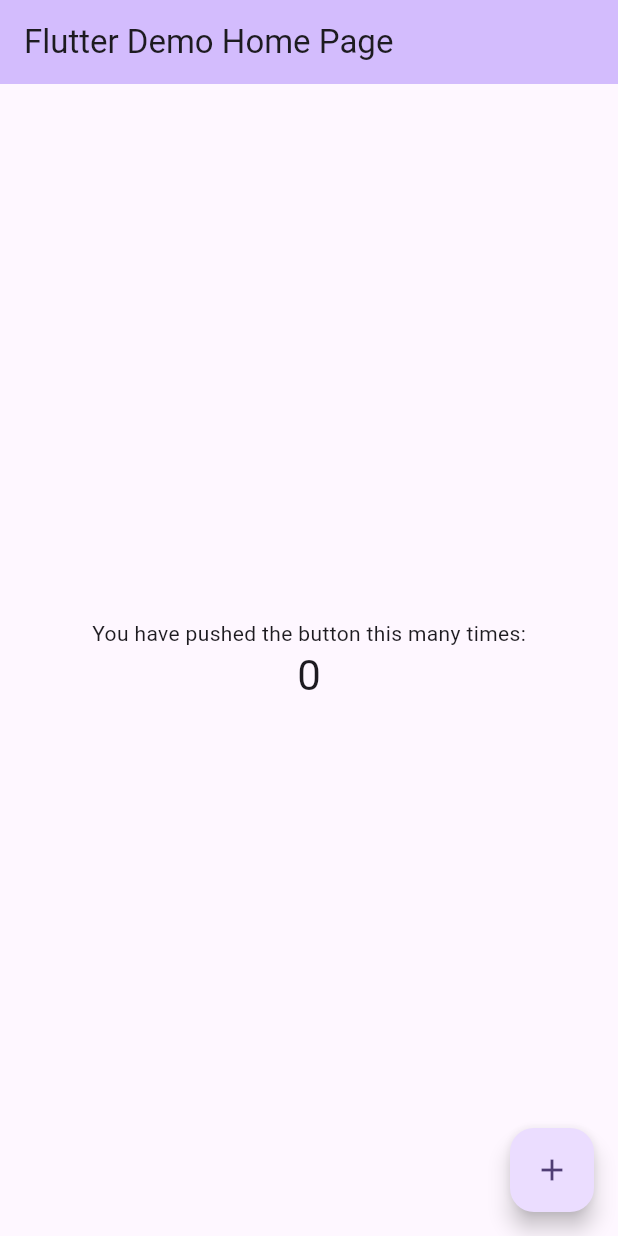
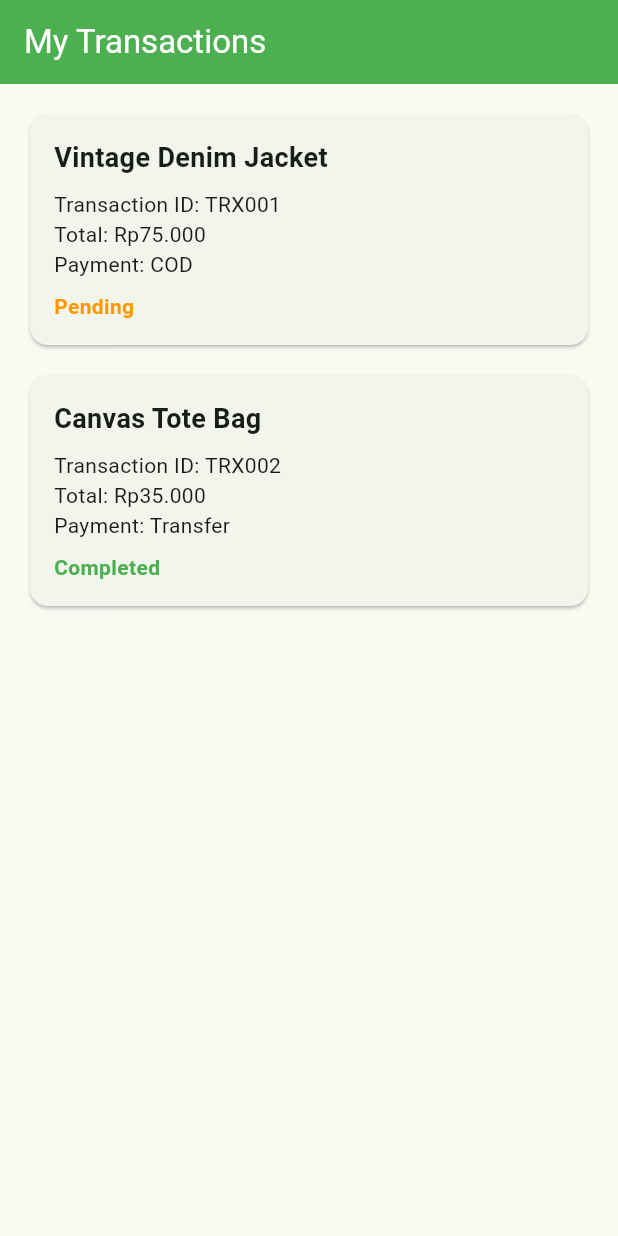
Before and after one commit to Tugas-Kelompok-C10/Yelloved_Mobile, a Flutter app: the screen it shows after launch, on a phone screen of 412 x 824 dp. Run offline on Flutter 3.47's test engine with Material 3 defaults, Android fonts, the phone set to English and light mode, and no system bars.

Commit message:
feat: add payment and transaction module

```diff
--- a/lib/main.dart
+++ b/lib/main.dart
@@ -1,4 +1,5 @@
 import 'package:flutter/material.dart';
+import 'transactions/transaction_page.dart';
 
 void main() {
   runApp(const MyApp());
@@ -7,116 +8,18 @@ void main() {
 class MyApp extends StatelessWidget {
   const MyApp({super.key});
 
-  // This widget is the root of your application.
   @override
   Widget build(BuildContext context) {
     return MaterialApp(
-      title: 'Flutter Demo',
+      debugShowCheckedModeBanner: false,
+      title: 'Yelloved',
       theme: ThemeData(
-        // This is the theme of your application.
-        //
-        // TRY THIS: Try running your application with "flutter run". You'll see
-        // the application has a purple toolbar. Then, without quitting the app,
-        // try changing the seedColor in the colorScheme below to Colors.green
-        // and then invoke "hot reload" (save your changes or press the "hot
-        // reload" button in a Flutter-supported IDE, or press "r" if you used
-        // the command line to start the app).
-        //
-        // Notice that the counter didn't reset back to zero; the application
-        // state is not lost during the reload. To reset the state, use hot
-        // restart instead.
-        //
-        // This works for code too, not just values: Most code changes can be
-        // tested with just a hot reload.
-        colorScheme: .fromSeed(seedColor: Colors.deepPurple),
+        colorScheme: ColorScheme.fromSeed(
+          seedColor: Colors.green,
+        ),
+        useMaterial3: true,
       ),
-      home: const MyHomePage(title: 'Flutter Demo Home Page'),
+      home: const TransactionPage(),
     );
   }
 }
-
-class MyHomePage extends StatefulWidget {
-  const MyHomePage({super.key, required this.title});
-
-  // This widget is the home page of your application. It is stateful, meaning
-  // that it has a State object (defined below) that contains fields that affect
-  // how it looks.
-
-  // This class is the configuration for the state. It holds the values (in this
-  // case the title) provided by the parent (in this case the App widget) and
-  // used by the build method of the State. Fields in a Widget subclass are
-  // always marked "final".
-
-  final String title;
-
-  @override
-  State<MyHomePage> createState() => _MyHomePageState();
-}
-
-class _MyHomePageState extends State<MyHomePage> {
-  int _counter = 0;
-
-  void _incrementCounter() {
-    setState(() {
-      // This call to setState tells the Flutter framework that something has
-      // changed in this State, which causes it to rerun the build method below
-      // so that the display can reflect the updated values. If we changed
-      // _counter without calling setState(), then the build method would not be
-      // called again, and so nothing would appear to happen.
-      _counter++;
-    });
-  }
-
-  @override
-  Widget build(BuildContext context) {
-    // This method is rerun every time setState is called, for instance as done
-    // by the _incrementCounter method above.
-    //
-    // The Flutter framework has been optimized to make rerunning build methods
-    // fast, so that you can just rebuild anything that needs updating rather
-    // than having to individually change instances of widgets.
-    return Scaffold(
-      appBar: AppBar(
-        // TRY THIS: Try changing the color here to a specific color (to
-        // Colors.amber, perhaps?) and trigger a hot reload to see the AppBar
-        // change color while the other colors stay the same.
-        backgroundColor: Theme.of(context).colorScheme.inversePrimary,
-        // Here we take the value from the MyHomePage object that was created by
-        // the App.build method, and use it to set our appbar title.
-        title: Text(widget.title),
-      ),
-      body: Center(
-        // Center is a layout widget. It takes a single child and positions it
-        // in the middle of the parent.
-        child: Column(
-          // Column is also a layout widget. It takes a list of children and
-          // arranges them vertically. By default, it sizes itself to fit its
-          // children horizontally, and tries to be as tall as its parent.
-          //
-          // Column has various properties to control how it sizes itself and
-          // how it positions its children. Here we use mainAxisAlignment to
-          // center the children vertically; the main axis here is the vertical
-          // axis because Columns are vertical (the cross axis would be
-          // horizontal).
-          //
-          // TRY THIS: Invoke "debug painting" (choose the "Toggle Debug Paint"
-          // action in the IDE, or press "p" in the console), to see the
-          // wireframe for each widget.
-          mainAxisAlignment: .center,
-          children: [
-            const Text('You have pushed the button this many times:'),
-            Text(
-              '$_counter',
-              style: Theme.of(context).textTheme.headlineMedium,
-            ),
-          ],
-        ),
-      ),
-      floatingActionButton: FloatingActionButton(
-        onPressed: _incrementCounter,
-        tooltip: 'Increment',
-        child: const Icon(Icons.add),
-      ),
-    );
-  }
-}
--- /dev/null
+++ b/lib/transactions/transaction_page.dart
@@ -0,0 +1,78 @@
+
+import 'package:flutter/material.dart';
+
+class TransactionPage extends StatelessWidget {
+  const TransactionPage({super.key});
+
+  @override
+  Widget build(BuildContext context) {
+    return Scaffold(
+      appBar: AppBar(
+        title: const Text('My Transactions'),
+        backgroundColor: Colors.green,
+        foregroundColor: Colors.white,
+      ),
+      body: ListView(
+        padding: const EdgeInsets.all(16),
+        children: [
+          transactionCard(
+            'Vintage Denim Jacket',
+            'TRX001',
+            'Rp75.000',
+            'COD',
+            'Pending',
+            Colors.orange,
+          ),
+          const SizedBox(height: 12),
+          transactionCard(
+            'Canvas Tote Bag',
+            'TRX002',
+            'Rp35.000',
+            'Transfer',
+            'Completed',
+            Colors.green,
+          ),
+        ],
+      ),
+    );
+  }
+
+  Widget transactionCard(
+    String item,
+    String id,
+    String price,
+    String payment,
+    String status,
+    Color statusColor,
+  ) {
+    return Card(
+      child: Padding(
+        padding: const EdgeInsets.all(16),
+        child: Column(
+          crossAxisAlignment: CrossAxisAlignment.start,
+          children: [
+            Text(
+              item,
+              style: const TextStyle(
+                fontSize: 18,
+                fontWeight: FontWeight.bold,
+              ),
+            ),
+            const SizedBox(height: 8),
+            Text('Transaction ID: $id'),
+            Text('Total: $price'),
+            Text('Payment: $payment'),
+            const SizedBox(height: 8),
+            Text(
+              status,
+              style: TextStyle(
+                color: statusColor,
+                fontWeight: FontWeight.bold,
+              ),
+            ),
+          ],
+        ),
+      ),
+    );
+  }
+}
```
